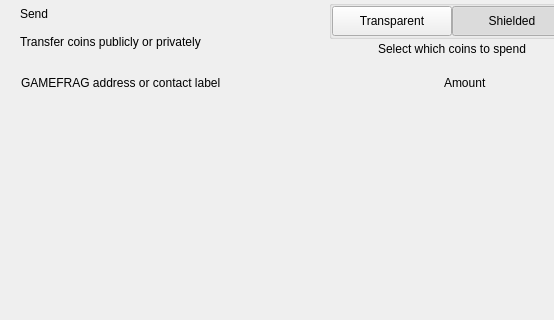
Old version of the form src/qt/gamefrag/forms/send.ui in the repository Game-Frag/game-frag-coin; both pictures show x 0 to 554 and y 0 to 320 of the 893 by 700 pixel window.
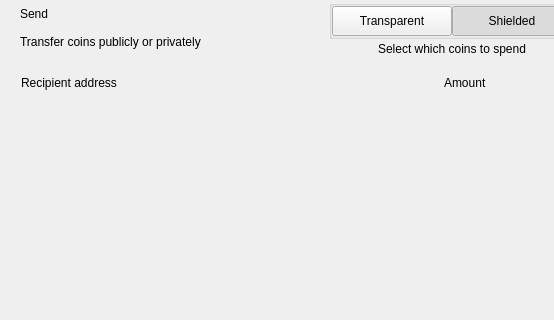
New version of the form. Custom widgets are drawn as their Qt base class.

What changed in the file:
```diff
--- a/src/qt/gamefrag/forms/send.ui
+++ b/src/qt/gamefrag/forms/send.ui
@@ -255,7 +255,7 @@
              <string notr="true">margin-left:8px;</string>
             </property>
             <property name="text">
-             <string>GAMEFRAG address or contact label</string>
+             <string>Recipient address</string>
             </property>
            </widget>
           </item>
```
Left out of the diff: 2 changed lines with no effect on the pictures.
